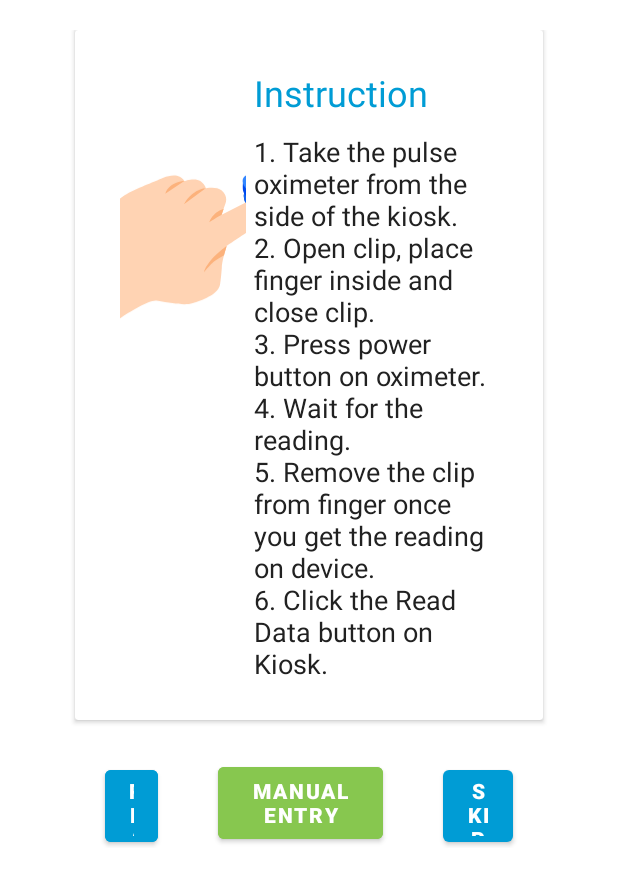
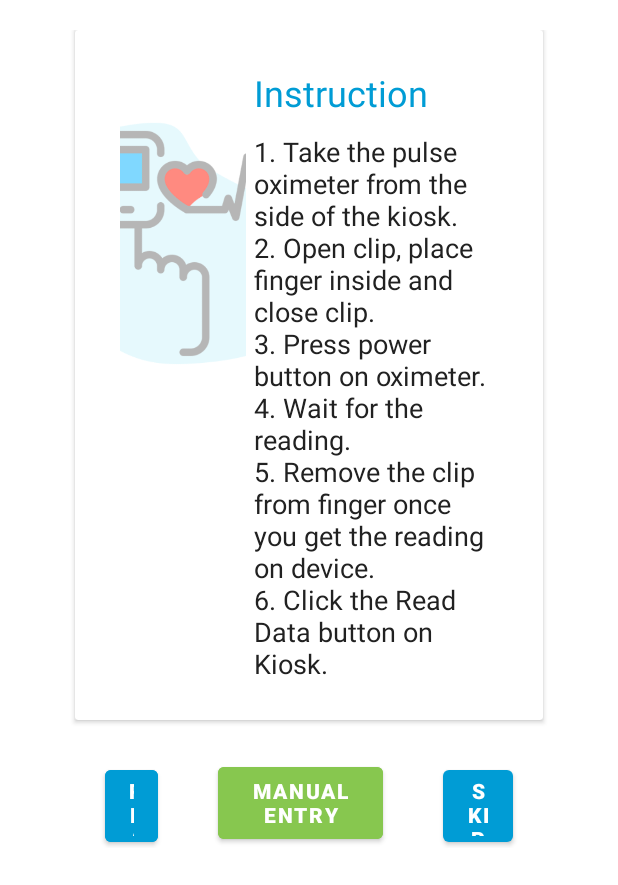
Before and after one commit to orgmachine/android_kiosk_2020, an Android app: the fragment PulseTestFragment shown on its own in the app's theme, on a phone screen of 412 x 824 dp. Shown: the top 885 px of the screen. Run offline under Robolectric (Android 15) with nearby library versions, the light colour scheme and no system bars; our stand-ins replace ButterKnife, CircleImageView, EventBus; 2 statements that could not run were skipped.

Commit message:
Image replacement

```diff
--- a/app/src/main/res/layout/fragment_test_pulse.xml
+++ b/app/src/main/res/layout/fragment_test_pulse.xml
@@ -68,7 +68,7 @@
                             android:id="@+id/img_instruction"
                             android:layout_width="200dp"
                             android:layout_height="200dp"
-                            android:src="@drawable/ic_pulse"
+                            android:src="@drawable/pluse_img"
                             android:layout_margin="20dp"/>
 
                     </LinearLayout>
@@ -83,7 +83,7 @@
                             android:layout_height="wrap_content"
                             android:textSize="24sp"
                             android:textColor="@color/colorPrimary"
-                            android:text="Instruction"
+                            android:text="@string/instruction"
                             android:padding="5dp"/>
 
                         <TextView
--- a/app/src/main/res/layout/fragment_test_temperature.xml
+++ b/app/src/main/res/layout/fragment_test_temperature.xml
@@ -70,7 +70,7 @@
                             android:layout_width="200dp"
                             android:layout_height="200dp"
                             android:layout_margin="10dp"
-                            android:src="@drawable/ic_temperature" />
+                            android:src="@drawable/thermometer" />
 
                     </LinearLayout>
 
```
Also changed, not shown: app/src/main/res/drawable/pluse_img.png (added), app/src/main/res/drawable/thermometer.png (added).
